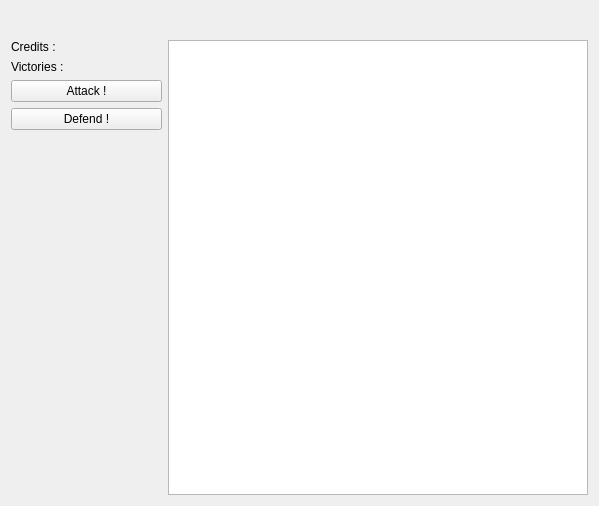
Qt form src/_res/galacticwar/infopanel.ui (FAForever/client) before a commit.
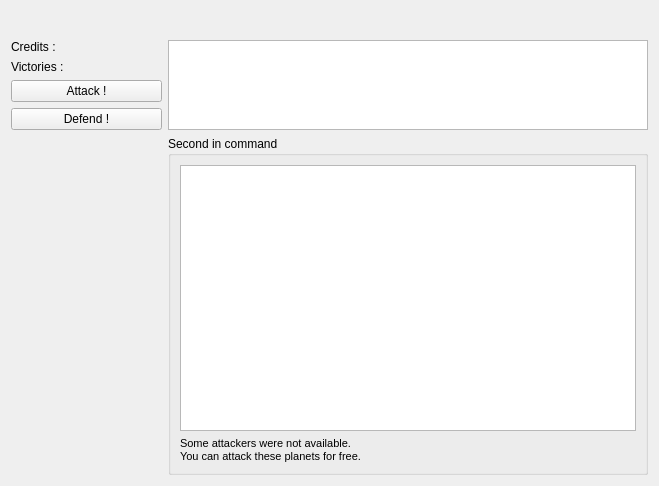
The same form after that commit.

Commit message:
attack proposal panel.
branch : gw

Patch:
```diff
--- a/src/_res/galacticwar/infopanel.ui
+++ b/src/_res/galacticwar/infopanel.ui
@@ -6,8 +6,8 @@
    <rect>
     <x>0</x>
     <y>0</y>
-    <width>599</width>
-    <height>506</height>
+    <width>659</width>
+    <height>486</height>
    </rect>
   </property>
   <property name="windowTitle">
@@ -16,8 +16,8 @@
   <property name="styleSheet">
    <string notr="true"/>
   </property>
-  <layout class="QGridLayout" name="gridLayout">
-   <item row="0" column="0">
+  <layout class="QGridLayout" name="gridLayout_2">
+   <item row="0" column="0" colspan="2">
     <widget class="QLabel" name="nameLabel">
      <property name="font">
       <font>
@@ -30,6 +30,8 @@
     </widget>
    </item>
    <item row="1" column="0">
+    <layout class="QVBoxLayout" name="verticalLayout_2">
+     <item>
     <layout class="QHBoxLayout" name="horizontalLayout">
      <item>
       <widget class="QLabel" name="label">
@@ -69,10 +71,7 @@
      </item>
     </layout>
    </item>
-   <item row="1" column="1" rowspan="5">
-    <widget class="QListWidget" name="attackListWidget"/>
-   </item>
-   <item row="2" column="0">
+     <item>
     <layout class="QHBoxLayout" name="horizontalLayout_2">
      <item>
       <widget class="QLabel" name="victories">
@@ -118,21 +117,21 @@
      </item>
     </layout>
    </item>
-   <item row="3" column="0">
+     <item>
     <widget class="QPushButton" name="attackButton">
      <property name="text">
       <string>Attack !</string>
      </property>
     </widget>
    </item>
-   <item row="4" column="0">
+     <item>
     <widget class="QPushButton" name="defenseButton">
      <property name="text">
       <string>Defend !</string>
      </property>
     </widget>
    </item>
-   <item row="5" column="0">
+     <item>
     <spacer name="verticalSpacer">
      <property name="orientation">
       <enum>Qt::Vertical</enum>
@@ -144,6 +143,53 @@
       </size>
      </property>
     </spacer>
+     </item>
+    </layout>
+   </item>
+   <item row="1" column="1">
+    <layout class="QVBoxLayout" name="verticalLayout">
+     <item>
+      <widget class="QListWidget" name="attackListWidget">
+       <property name="maximumSize">
+        <size>
+         <width>16777215</width>
+         <height>90</height>
+        </size>
+       </property>
+      </widget>
+     </item>
+     <item>
+      <widget class="QGroupBox" name="attackBox">
+       <property name="title">
+        <string>Second in command</string>
+       </property>
+       <layout class="QGridLayout" name="gridLayout">
+        <item row="1" column="0">
+         <widget class="QListWidget" name="attackProposalListWidget">
+          <property name="maximumSize">
+           <size>
+            <width>16777215</width>
+            <height>16777215</height>
+           </size>
+          </property>
+         </widget>
+        </item>
+        <item row="2" column="0">
+         <widget class="QLabel" name="label_3">
+          <property name="text">
+           <string>&lt;!DOCTYPE HTML PUBLIC &quot;-//W3C//DTD HTML 4.0//EN&quot; &quot;http://www.w3.org/TR/REC-html40/strict.dtd&quot;&gt;
+&lt;html&gt;&lt;head&gt;&lt;meta name=&quot;qrichtext&quot; content=&quot;1&quot; /&gt;&lt;style type=&quot;text/css&quot;&gt;
+p, li { white-space: pre-wrap; }
+&lt;/style&gt;&lt;/head&gt;&lt;body style=&quot; font-family:'MS Shell Dlg 2'; font-size:8.25pt; font-weight:400; font-style:normal;&quot;&gt;
+&lt;p style=&quot; margin-top:0px; margin-bottom:0px; margin-left:0px; margin-right:0px; -qt-block-indent:0; text-indent:0px;&quot;&gt;&lt;span style=&quot; font-size:8pt;&quot;&gt;Some attackers were not available.&lt;/span&gt;&lt;/p&gt;
+&lt;p style=&quot; margin-top:0px; margin-bottom:0px; margin-left:0px; margin-right:0px; -qt-block-indent:0; text-indent:0px;&quot;&gt;&lt;span style=&quot; font-size:8pt;&quot;&gt;You can attack these planets for free.&lt;/span&gt;&lt;/p&gt;&lt;/body&gt;&lt;/html&gt;</string>
+          </property>
+         </widget>
+        </item>
+       </layout>
+      </widget>
+     </item>
+    </layout>
    </item>
   </layout>
  </widget>
```
Lines whose indentation alone changed are shown as unchanged. The commit also changes 3 other files.
